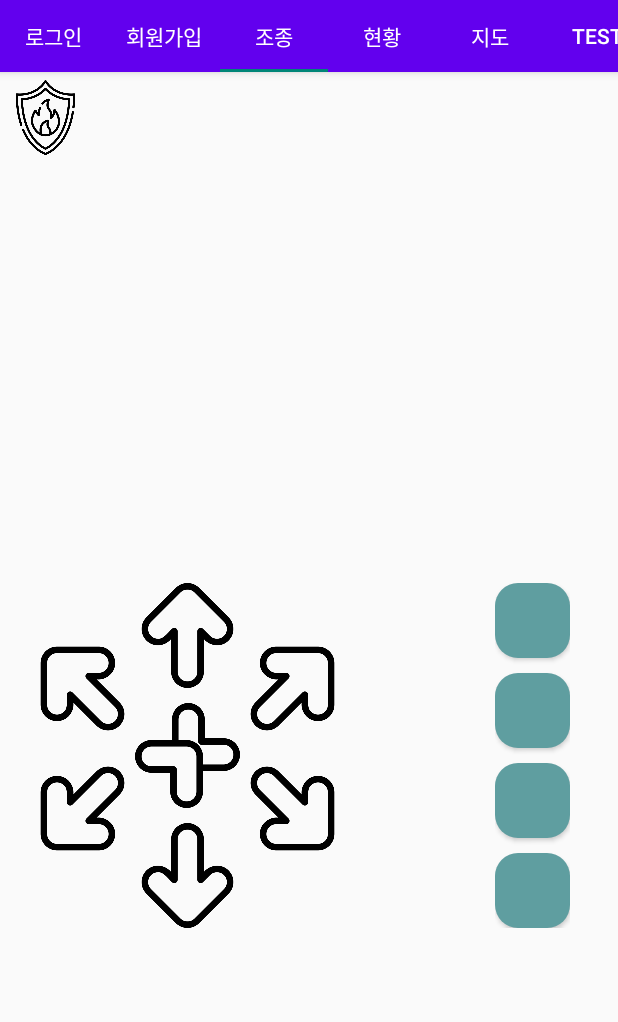
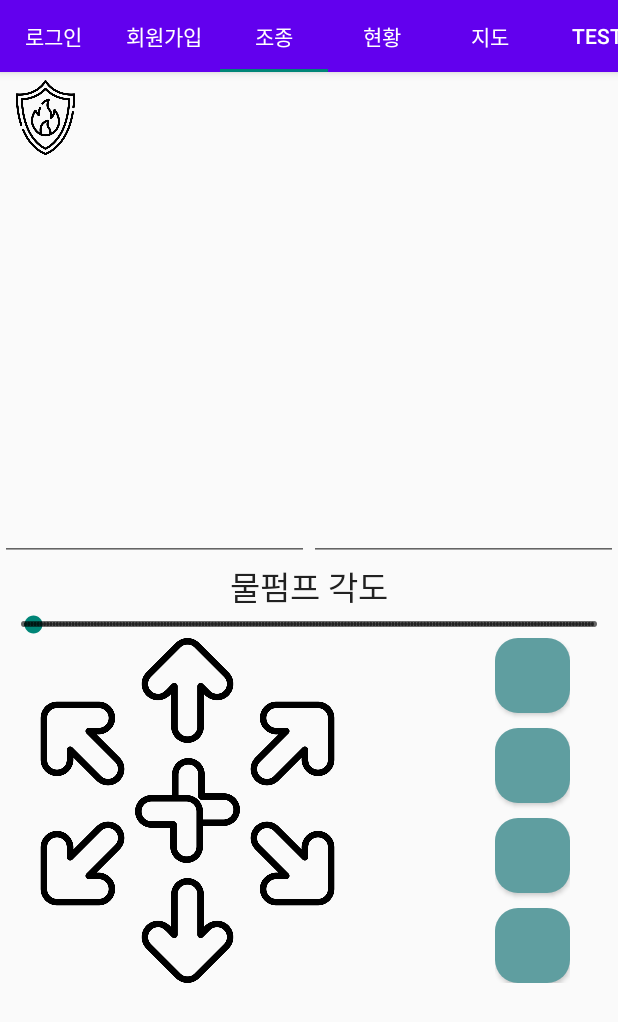
Before and after one commit to fireEmergencyControl/zeroFire, an Android app: the screen it shows after launch (Tab_main), tab 3 chosen, on a phone screen of 412 x 824 dp. Shown: the top 1022 px of the screen. Run offline under Robolectric (Android 15) with nearby library versions, the phone set to English and light mode, and no system bars; libraries missing offline, so code that uses them is left out: com.github.mikephil.charting, org.eclipse.paho; 3 statements that could not run were skipped.

Commit message:
fix android -- 컨트롤러 mqtt 활성화

```diff
--- a/zerofileapp/app/build.gradle
+++ b/zerofileapp/app/build.gradle
@@ -44,6 +44,9 @@ dependencies {
     androidTestImplementation 'androidx.test.ext:junit:1.1.3'
     androidTestImplementation 'androidx.test.espresso:espresso-core:3.4.0'
     implementation 'com.github.PhilJay:MPAndroidChart:v3.1.0'
+
+    implementation 'org.eclipse.paho:org.eclipse.paho.client.mqttv3:1.2.0'
+    implementation 'org.eclipse.paho:org.eclipse.paho.android.service:1.1.1'
 }
 task wrapper(type: Wrapper) {
     gradleVersion = '7.0'
--- a/zerofileapp/app/src/main/AndroidManifest.xml
+++ b/zerofileapp/app/src/main/AndroidManifest.xml
@@ -1,6 +1,10 @@
 <?xml version="1.0" encoding="utf-8"?>
 <manifest xmlns:android="http://schemas.android.com/apk/res/android"
     package="com.multicamp.mainapp">
+    <!-- 인터넷 접속할 수 있는 권한 -->
+    <uses-permission android:name="android.permission.INTERNET" /> <!-- 네트워크에 연결됐는지 확인할 수 있게 하는 권한 -->
+    <uses-permission android:name="android.permission.ACCESS_NETWORK_STATE" /> <!-- 디바이스가 sleep상태에 빠지지 않도록 -->
+    <uses-permission android:name="android.permission.WAKE_LOCK" />
 
     <application
         android:allowBackup="true"
@@ -16,6 +20,8 @@
                 <category android:name="android.intent.category.LAUNCHER" />
             </intent-filter>
         </activity>
+
+        <service android:name="org.eclipse.paho.android.service.MqttService" />
     </application>
 
 </manifest>
--- a/zerofileapp/app/src/main/java/com/multicamp/mainapp/MainActivity.kt
+++ b/zerofileapp/app/src/main/java/com/multicamp/mainapp/MainActivity.kt
@@ -1,31 +1,30 @@
 package com.multicamp.mainapp
 
 
-import android.R
+import android.content.Context
 import android.os.Bundle
+import android.util.Log
 import android.view.LayoutInflater
 import android.view.View
 import android.view.ViewGroup
-import android.widget.TextView
 import androidx.fragment.app.Fragment
+import com.github.mikephil.charting.charts.LineChart
+import kotlinx.android.synthetic.main.activity_main.*
+import org.eclipse.paho.client.mqttv3.MqttMessage
 
 
-class MainActivity:Fragment(){
-    override fun onCreate(savedInstanceState: Bundle?) {
-        super.onCreate(savedInstanceState)
-    }
-}
-
-
-/*class MainActivity : Fragment() {
+class MainActivity : Fragment() {
     private var chart: LineChart? = null
     override fun onCreateView(
         inflater: LayoutInflater,
         container: ViewGroup?,
         savedInstanceState: Bundle?
-    ): View? {val view=inflater.inflate(R.layout.activity_main,container,false)
+    ): View? {
+        val view = inflater.inflate(R.layout.activity_main, container, false)
         return view
     }
+}
+    /*
     override fun onViewCreated(view: View, savedInstanceState: Bundle?) {
         super.onViewCreated(view, savedInstanceState)
         chart = this.linechart
--- a/zerofileapp/app/src/main/java/com/multicamp/mainapp/zerofiretab/Tab_main.kt
+++ b/zerofileapp/app/src/main/java/com/multicamp/mainapp/zerofiretab/Tab_main.kt
@@ -21,7 +21,7 @@ class Tab_main : AppCompatActivity() {
         getSupportActionBar()?.hide();
         setContentView(R.layout.tab_main)
 
-        supportFragmentManager.beginTransaction().replace(R.id.layout1,view1).commit()
+        supportFragmentManager.beginTransaction().replace(R.id.layout1,view0).commit()
 
         tabs.addOnTabSelectedListener(object: TabLayout.OnTabSelectedListener{
             override fun onTabSelected(tab: TabLayout.Tab?) {
--- a/zerofileapp/app/src/main/java/com/multicamp/mainapp/zerofiretab/tabLocation/ControlTab.kt
+++ b/zerofileapp/app/src/main/java/com/multicamp/mainapp/zerofiretab/tabLocation/ControlTab.kt
@@ -1,19 +1,128 @@
 package com.multicamp.mainapp.zerofiretab.tabLocation
 
 import android.os.Bundle
+import android.util.Log
 import android.view.LayoutInflater
 import android.view.View
 import android.view.ViewGroup
+import android.widget.SeekBar
 import androidx.fragment.app.Fragment
+import com.multicamp.mainapp.zerofiretab.tabLocation.controldata.MyMqtt
 import com.multicamp.mainapp.R
+import kotlinx.android.synthetic.main.activity_control_tab.*
+import org.eclipse.paho.client.mqttv3.MqttMessage
 
-class ControlTab : Fragment() {
+class ControlTab : Fragment(), View.OnClickListener {
+    val sub_topic = "iot/#"
+    val humidity_topic = "iot:humidity"
+    val temperature_topic = "iot:temperature"
+    val distance_topic = "iot:HC_SR04"
+    val server_uri ="tcp://192.168.0.2:1883" //broker의 ip와 port
+    var mymqtt : MyMqtt? = null
     override fun onCreateView(
         inflater: LayoutInflater,
         container: ViewGroup?,
         savedInstanceState: Bundle?
     ): View? {
+        Log.d("test","onCreateView!!!!!!!!!!!!!!!!!!!!!!!!!")
         val view=inflater.inflate(R.layout.activity_control_tab,container,false)
         return view
     }
+
+    override fun onViewCreated(view: View, savedInstanceState: Bundle?) {
+
+        super.onViewCreated(view, savedInstanceState)
+        Log.d("test","onViewCreated!!!!!!!!!!!!!!!!!!!!!!!!!")
+        //Mqtt통신을 수행할 Mqtt객체를 생성
+        mymqtt = context?.let { MyMqtt(it, server_uri) }
+        //블커에서 메시지가 전달되면 호출될 메소드를 넘기기
+        mymqtt?.mysetCallback(::onReceived)
+        //브로커연결
+        mymqtt?.connect(arrayOf<String>(sub_topic,humidity_topic,temperature_topic,distance_topic)) //여기에 토픽 추가
+
+        //이벤트 연결
+        Forward.setOnClickListener(this)
+        Stop.setOnClickListener(this)
+        Backward.setOnClickListener(this)
+        LeftForward.setOnClickListener(this)
+        LeftBackward.setOnClickListener(this)
+        RightForward.setOnClickListener(this)
+        RightBackward.setOnClickListener(this)
+
+        var listener = object: SeekBar.OnSeekBarChangeListener{
+            // seekbar의 값이 변경되었을때
+            // fromUser -> 사용자에 의해서 설정이 된 것인지 코드로 설정된 것인지 구분
+            //              사용자가 설정 : true, 코드로 설정하면: false
+            override fun onProgressChanged(seekBar: SeekBar?, progress: Int, fromUser: Boolean) {
+
+                if(fromUser){
+                    Log.d("test","=, $progress ===")
+                    when(seekBar?.id){
+                        R.id.seekBar1 -> {
+                            mymqtt?.publish("iot/water","$progress")
+                        }
+                    }
+                }else{
+
+                }
+            }
+            // 사용자가 터치했을때
+            override fun onStartTrackingTouch(seekBar: SeekBar?) {
+
+            }
+            //사용자가 터치를 끝냈을때
+            override fun onStopTrackingTouch(seekBar: SeekBar?) {
+
+            }
+
+        }
+        seekBar1.setOnSeekBarChangeListener(listener)
+    }
+
+
+    //액티비티내부에 디자인된 위젯을 액세스해야 하므로 외부 클래스에 있으면 액티비티의 구성요소를 접근하기 위해서
+    //액티비티를 넘겨주어야 하는 번거로움을 없애기 위해 액티비티내부에 메소드를 정의
+    fun onReceived(topic:String,message: MqttMessage){
+        //토픽의 수신을 처리
+        //EditText에 내용을 출력하기, 영상출력, .... 도착된 메시지안에서 온도랑 습도 데이터를 이용해서 차트그리기,
+        // 모션 detact가 전달되면 Notification도 발생시키기.....
+        val msg = String(message.payload)
+        val msgdata = msg.split(":")
+        if (msgdata[0]=="humidity"){
+            showdata.append("습도:"+msgdata[1]+"\n")
+        }else if(msgdata[0]=="temperature"){
+            showdata.append("온도:"+msgdata[1]+"\n")
+        }else if(msgdata[0]=="distance"){
+            showdata2.append("거리:"+msgdata[1]+"\n")
+        }else {
+//            showdata.append(msg+"\n")
+        }
+        Log.d("mymqtt",msg)
+    }
+
+    override fun onClick(v: View?) {
+        var data:String=""
+        if(v?.id== R.id.Forward){
+            data = "forward"
+            mymqtt?.publish("iot/servo",data)
+        }else if(v?.id== R.id.Stop){
+            data = "stop"
+            mymqtt?.publish("iot/servo",data)
+        }else if(v?.id== R.id.Backward){
+            data = "backward"
+            mymqtt?.publish("iot/servo",data)
+        }else if(v?.id== R.id.LeftForward){
+            data = "leftforward"
+            mymqtt?.publish("iot/servo",data)
+        }else if(v?.id== R.id.LeftBackward){
+            data = "leftbackward"
+            mymqtt?.publish("iot/servo",data)
+        }else if(v?.id== R.id.RightForward){
+            data = "rightforward"
+            mymqtt?.publish("iot/servo",data)
+        }else if(v?.id== R.id.RightBackward){
+            data = "rightbackward"
+            mymqtt?.publish("iot/servo",data)
+        }
+    }
 }
--- /dev/null
+++ b/zerofileapp/app/src/main/java/com/multicamp/mainapp/zerofiretab/tabLocation/controldata/MyMqtt.kt
@@ -0,0 +1,103 @@
+package com.multicamp.mainapp.zerofiretab.tabLocation.controldata
+
+import android.content.Context
+import android.util.Log
+import org.eclipse.paho.android.service.MqttAndroidClient
+import org.eclipse.paho.client.mqttv3.*
+
+class MyMqtt(context: Context, uri:String) {
+    //안드로이드에서 mqtt통신을 수행할 객체를 생성 - MqttAndroidClient
+    var mqttClient:MqttAndroidClient = MqttAndroidClient(context,uri,MqttClient.generateClientId())
+    // 메세지가 전송되면 callback메소드가 호출될 수 있도록 등록 ---------------------------------------  3)
+    // 액티비티에서 mysetCallback메소드를 호출하면서 실핼할 메소드를 넘기면 MqttAndroidClient객체의
+    // setCallback메소드가 호출되며 콜백메소드가 등록된다.
+    fun mysetCallback(callback: (topic:String,message:MqttMessage)->Unit){
+        mqttClient.setCallback(object:MqttCallback{
+            override fun connectionLost(cause: Throwable?) {
+                Log.d("mymqtt","connectionLost")
+            }
+
+            override fun messageArrived(topic: String?, message: MqttMessage?) {
+                //메시지가 전송 되면 호출 - 액티비티의 메소드
+                //메시지가 전송되면 처리할 일들을 여기서 구현해도 된다.
+                // - 액티비티의 구성요소에 메시지로 전달되는 내욜을 출력하거나
+                //사용하고 싶어서 액티비티에 구현한 메소드를 호출할 예정
+                Log.d("mymqtt","messageArrived")
+                callback(topic!!,message!!)
+                //EditText작업???? 힘듬
+            }
+
+            override fun deliveryComplete(token: IMqttDeliveryToken?) {
+                Log.d("mymqtt","deliveryComplete")
+            }
+        })
+    }
+    //mqtt통신을 하기 위해 브로커서버와 연결, 연결이 끝난 후 콜백메소드 설정
+    fun connect(topic:Array<String>){
+        //연결하기 위해서 필요한 여러 가지 정보를 담고 있는 객체
+        val mqttConnectOptions = MqttConnectOptions()
+        //MqttAndroidClient객체의 connect를 호출하며 브로커에 연결을 시도
+        //안드로이드 내부에서 브로커에 연결을 성공하면 자동으로 이벤트가 발생하며 이를 처리하는 리스너가 IMqttActionListener
+        mqttClient.connect(mqttConnectOptions,null,
+                            object:IMqttActionListener{
+                                override fun onSuccess(asyncActionToken: IMqttToken?) {
+                                    //접속성공
+                                    Log.d("mymqtt","브로커 접속 성공.....")
+                                    //메시지 접속 성공하면 subscribe하기------------------------------ 2)
+                                    //topic을 여러 개 등록할 수 있으므로 배열처리
+                                    //모든 전달된 토픽을 subscribe
+                                    //for문이나 if문으로 처리할 수 있지만 map함수를 이용하면 편하게 작업가능
+                                    topic.map{
+                                        subscribeTopic(it)
+                                    }
+                                }
+
+                                override fun onFailure(asyncActionToken: IMqttToken?, exception: Throwable?) {
+                                    //접속실패
+                                    Log.d("mymqtt","브로커 접속 실패.....")
+                                }
+
+                            })
+    }
+
+    //토픽을 subscribe로 등록하기 위해서 메소드 구현 ---------------------------- 1)
+    private fun subscribeTopic(topic: String,qos: Int=0){
+        mqttClient.subscribe(topic,qos,null, object:IMqttActionListener{
+            override fun onSuccess(asyncActionToken: IMqttToken?) {
+                Log.d("mymqtt","subscribe 성공....")
+            }
+
+            override fun onFailure(asyncActionToken: IMqttToken?, exception: Throwable?) {
+                Log.d("mymqtt","subscribe 실패....")
+            }
+        })
+    }
+
+    //publish를 위한 메소드
+    fun publish(topic:String,payload:String,qos:Int=0){
+        if(mqttClient.isConnected === false){
+            mqttClient.connect()
+        }
+        //mqtt로 전송할 메시지객체를 생성
+        val message = MqttMessage()
+        //메시지객체에 payload와 메시지전송품질을 설정
+        //네트워크로 전송되므로 byte로 변경
+        message.payload = payload.toByteArray()
+        message.qos = qos
+        //메시지전송하기 (publish) - publish가 성공/실패하는 경우 이벤트가 발생하기 때문에 리스너등록
+        //mqttClient.publish(topic,message) - 이 명령문처럼 publish해도 좋음
+        //publish후 콜백이 실행되도록 하고 싶다면
+        Log.d("test","publish")
+        mqttClient.publish(topic,message,null,object:IMqttActionListener{
+            override fun onSuccess(asyncActionToken: IMqttToken?) {
+                Log.d("mymqtt","메시지 전송 성공....")
+            }
+
+            override fun onFailure(asyncActionToken: IMqttToken?, exception: Throwable?) {
+                Log.d("mymqtt","메시지 전송 실패....")
+            }
+
+        })
+    }
+
+}
--- a/zerofileapp/app/src/main/res/layout/activity_control_tab.xml
+++ b/zerofileapp/app/src/main/res/layout/activity_control_tab.xml
@@ -15,8 +15,35 @@
     <Space
         android:layout_width="wrap_content"
         android:layout_height="wrap_content"
-        android:layout_margin="140dp"
+        android:layout_margin="110dp"
         />
+    <LinearLayout
+        android:layout_width="match_parent"
+        android:layout_height="wrap_content">
+        <EditText
+            android:id="@+id/showdata"
+            android:layout_width="match_parent"
+            android:layout_height="wrap_content"
+            android:layout_weight="1"/>
+        <EditText
+            android:id="@+id/showdata2"
+            android:layout_width="match_parent"
+            android:layout_height="wrap_content"
+            android:layout_weight="1"/>
+    </LinearLayout>
+    <TextView
+        android:layout_width="match_parent"
+        android:layout_height="wrap_content"
+        android:text="물펌프 각도"
+        android:textAppearance="@style/TextAppearance.AppCompat.Large"
+        android:gravity="center"/>
+    <SeekBar
+        android:id="@+id/seekBar1"
+        style="@style/Widget.AppCompat.SeekBar.Discrete"
+        android:layout_width="match_parent"
+        android:layout_height="wrap_content"
+        android:max="180"
+        android:progress="3" />
     <LinearLayout
         android:layout_width="match_parent"
         android:layout_height="wrap_content"
```
